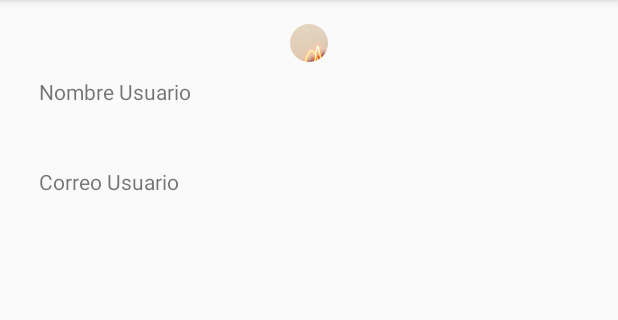
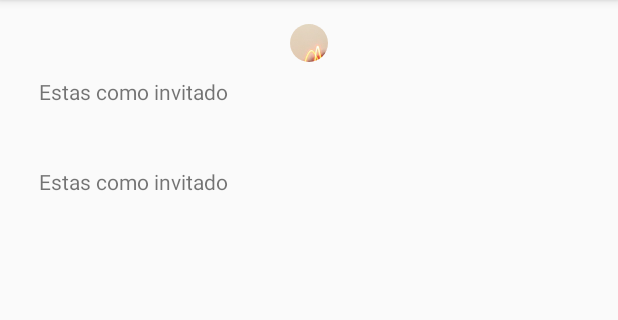
Before and after one commit to Walejandro13/DelamanoporColombia, an Android app: the PerfilActivity screen opened directly, with no data from a screen before it, on a phone screen of 412 x 824 dp, the part 84-404 px from its top. Run offline under Robolectric (Android 15) with nearby library versions, the phone set to English and light mode, and no system bars; plain views replace CircularImageView; 1 statement that could not run was skipped.

Commit message:
Se han realizado los cambios para el login ahora se visualiza en el visor de texto el nombre y el correo de la persona, tambien funciona el item desconectgar cuenta. Siguiente paso es mejorar la interfaz e implementar los mapas para las agencias cercanas. Falta construir la base de datos con esas agencias, jugar con la visibilidad de los items del menu una vez logueado.
nuevo commit

```diff
--- a/app/src/main/java/com/andorid/proenandroid/delamanoporcolombia/HomeActivity.java
+++ b/app/src/main/java/com/andorid/proenandroid/delamanoporcolombia/HomeActivity.java
@@ -64,7 +64,7 @@ public class HomeActivity extends AppCompatActivity
     //Manejo de preferencia
     public static final String MyPREF = "UserData";
     public static final String Name = "nameUser";
-    public static final String Phone = "phoneUser";
+    public static final String Image = "imageUser";
     public static final String Email = "emailUser";
 
     @Override
@@ -165,6 +165,7 @@ public class HomeActivity extends AppCompatActivity
         int id = item.getItemId();
 
         if (id == R.id.nav_perfil) {
+            //Intent intent = new Intent()
 
         } else if (id == R.id.nav_gallery) {
 
@@ -300,7 +301,7 @@ public class HomeActivity extends AppCompatActivity
             SharedPreferences.Editor editor = sharedpreferences.edit();
             editor.putString(Name, personName);
             editor.putString(Email, personEmail);
-            editor.putString(Email, personPhoto.toString());
+            editor.putString(Image, personPhoto.toString());
             editor.apply();
             mStatus.setText(personName + "\n");
             mStatus.append("\n   " + personEmail);
--- a/app/src/main/java/com/andorid/proenandroid/delamanoporcolombia/PerfilActivity.java
+++ b/app/src/main/java/com/andorid/proenandroid/delamanoporcolombia/PerfilActivity.java
@@ -5,20 +5,30 @@ import android.net.Uri;
 import android.support.v7.app.AppCompatActivity;
 import android.os.Bundle;
 import android.widget.ImageView;
+import android.widget.TextView;
+
+import org.w3c.dom.Text;
 
 public class PerfilActivity extends AppCompatActivity {
 
     private ImageView profileImage;
+    private TextView Name;
+    private TextView Email;
 
     @Override
     protected void onCreate(Bundle savedInstanceState) {
         super.onCreate(savedInstanceState);
         setContentView(R.layout.activity_perfil);
 
-        //SharedPreferences prefs = getSharedPreferences(MyPREF, MODE_PRIVATE);
+        SharedPreferences prefs = getSharedPreferences("UserData", MODE_PRIVATE);
+        prefs.getString("imageUser",null);
+        profileImage = (ImageView) findViewById(R.id.Improf);
+        Name =(TextView) findViewById(R.id.tvname) ;
+        Email =(TextView) findViewById(R.id.tvcorreo);
+        Name.setText(prefs.getString("nameUser","Estas como invitado"));
+        Email.setText(prefs.getString("emailUser","Estas como invitado"));
 
-        profileImage = (ImageView) findViewById(R.id.Improf);
-        //profileImage.setImageURI(Uri.parse());
+        profileImage.setImageURI(Uri.parse(prefs.getString("imageUser",null)));
 
     }
 }
```
Lines whose indentation alone changed are shown as unchanged.
